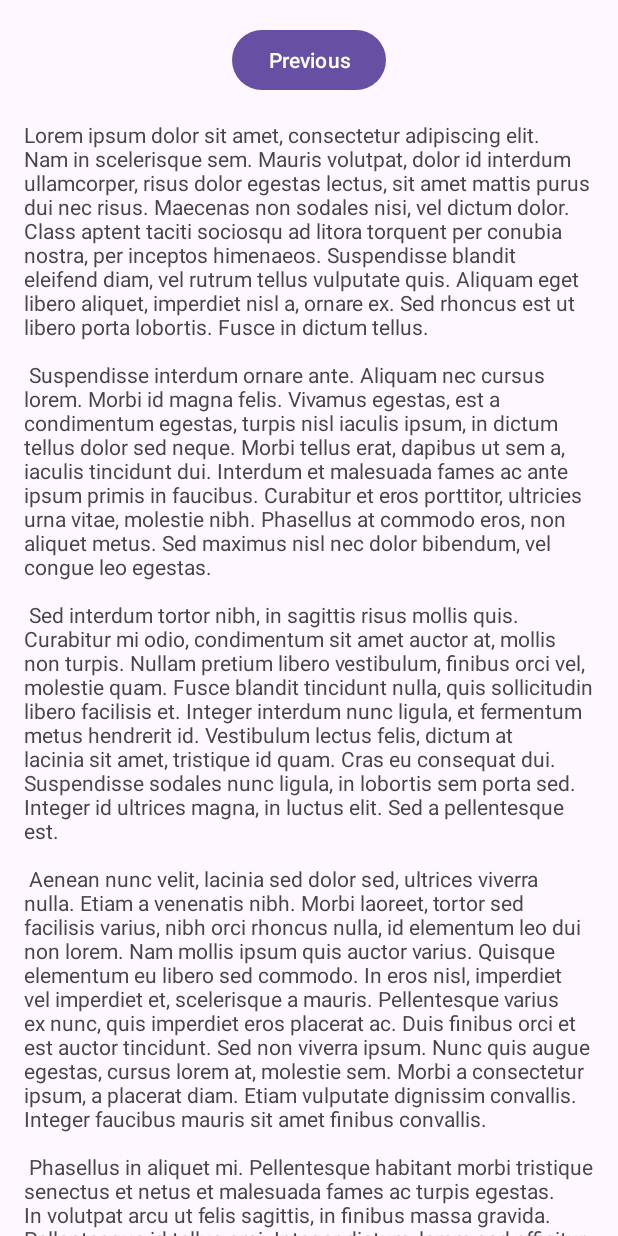
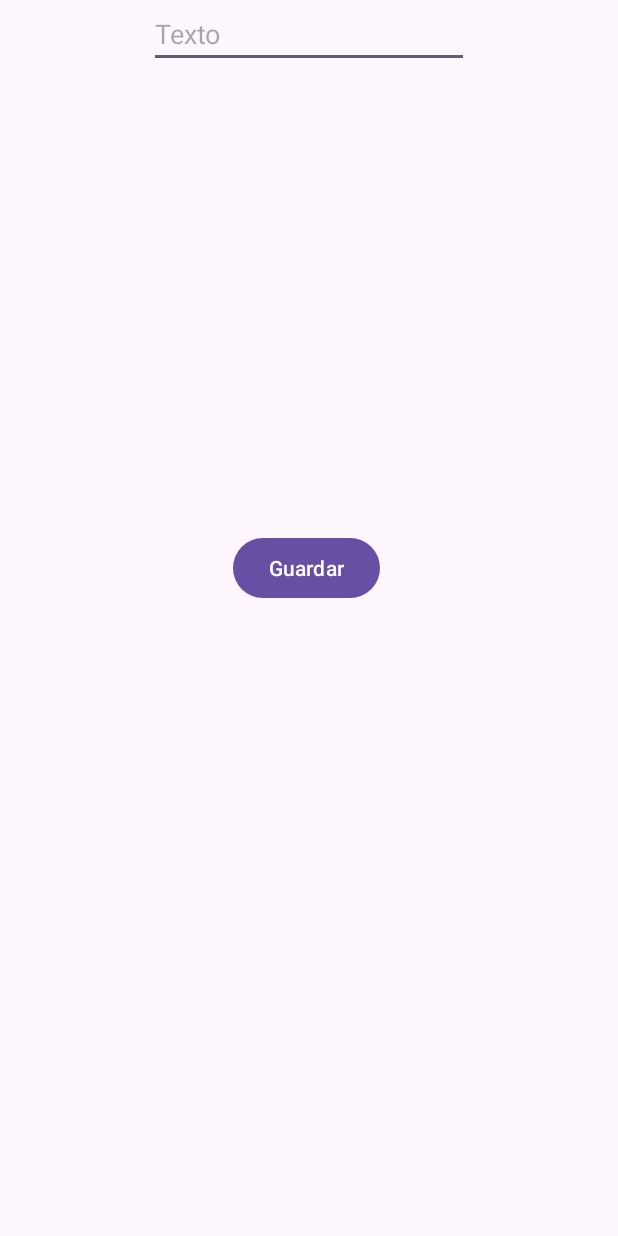
Before and after one commit to 0swald06/M6Room, an Android app: the fragment SecondFragment shown on its own in the app's theme, on a phone screen of 412 x 824 dp. Run offline under Robolectric (Android 15) with nearby library versions, the phone set to English and light mode, and no system bars; 1 statement that could not run was skipped.

Commit message:
Oswaldo Alvarado

```diff
--- a/app/src/main/AndroidManifest.xml
+++ b/app/src/main/AndroidManifest.xml
@@ -13,7 +13,7 @@
         android:theme="@style/Theme.M6Room"
         tools:targetApi="31">
         <activity
-            android:name=".MainActivity"
+            android:name=".View.MainActivity"
             android:exported="true"
             android:label="@string/app_name"
             android:theme="@style/Theme.M6Room">
--- a/app/src/main/java/com/example/m6room/MainActivity.kt
+++ b/app/src/main/java/com/example/m6room/View/MainActivity.kt
@@ -1,4 +1,4 @@
-package com.example.m6room
+package com.example.m6room.View
 
 import android.os.Bundle
 import com.google.android.material.snackbar.Snackbar
@@ -10,6 +10,7 @@ import androidx.navigation.ui.navigateUp
 import androidx.navigation.ui.setupActionBarWithNavController
 import android.view.Menu
 import android.view.MenuItem
+import com.example.m6room.R
 import com.example.m6room.databinding.ActivityMainBinding
 
 class MainActivity : AppCompatActivity() {
--- a/app/src/main/java/com/example/m6room/SecondFragment.kt
+++ b/app/src/main/java/com/example/m6room/View/SecondFragment.kt
@@ -1,4 +1,4 @@
-package com.example.m6room
+package com.example.m6room.View
 
 import android.os.Bundle
 import androidx.fragment.app.Fragment
@@ -6,6 +6,7 @@ import android.view.LayoutInflater
 import android.view.View
 import android.view.ViewGroup
 import androidx.navigation.fragment.findNavController
+import com.example.m6room.R
 import com.example.m6room.databinding.FragmentSecondBinding
 
 /**
--- a/app/src/main/res/layout/activity_main.xml
+++ b/app/src/main/res/layout/activity_main.xml
@@ -5,7 +5,7 @@
     android:layout_width="match_parent"
     android:layout_height="match_parent"
     android:fitsSystemWindows="true"
-    tools:context=".MainActivity">
+    tools:context=".View.MainActivity">
 
     <com.google.android.material.appbar.AppBarLayout
         android:layout_width="match_parent"
--- a/app/src/main/res/layout/fragment_first.xml
+++ b/app/src/main/res/layout/fragment_first.xml
@@ -4,7 +4,7 @@
     xmlns:tools="http://schemas.android.com/tools"
     android:layout_width="match_parent"
     android:layout_height="match_parent"
-    tools:context=".FirstFragment">
+    tools:context=".View.FirstFragment">
 
     <androidx.recyclerview.widget.RecyclerView
         android:id="@+id/recyclerview"
--- a/app/src/main/res/layout/fragment_second.xml
+++ b/app/src/main/res/layout/fragment_second.xml
@@ -1,35 +1,32 @@
 <?xml version="1.0" encoding="utf-8"?>
-<androidx.core.widget.NestedScrollView xmlns:android="http://schemas.android.com/apk/res/android"
+<androidx.constraintlayout.widget.ConstraintLayout xmlns:android="http://schemas.android.com/apk/res/android"
     xmlns:app="http://schemas.android.com/apk/res-auto"
     xmlns:tools="http://schemas.android.com/tools"
     android:layout_width="match_parent"
     android:layout_height="match_parent"
-    tools:context=".SecondFragment">
+    tools:context=".View.SecondFragment">
 
-    <androidx.constraintlayout.widget.ConstraintLayout
-        android:layout_width="match_parent"
-        android:layout_height="match_parent"
-        android:padding="16dp">
+
+    <EditText
+        android:id="@+id/et_description"
+        android:layout_width="wrap_content"
+        android:layout_height="wrap_content"
+        android:ems="10"
+        android:hint="Texto"
+        android:inputType="textPersonName"
+        app:layout_constraintEnd_toEndOf="parent"
+        app:layout_constraintStart_toStartOf="parent" />
 
     <Button
-            android:id="@+id/button_second"
+        android:id="@+id/btnsave"
         android:layout_width="wrap_content"
         android:layout_height="wrap_content"
-            android:text="@string/previous"
-            app:layout_constraintBottom_toTopOf="@id/textview_second"
-            app:layout_constraintEnd_toEndOf="parent"
-            app:layout_constraintStart_toStartOf="parent"
-            app:layout_constraintTop_toTopOf="parent" />
-
-        <TextView
-            android:id="@+id/textview_second"
-            android:layout_width="wrap_content"
-            android:layout_height="wrap_content"
-            android:layout_marginTop="16dp"
-            android:text="@string/lorem_ipsum"
+        android:layout_marginEnd="3dp"
+        android:layout_marginBottom="112dp"
+        android:text="Guardar"
         app:layout_constraintBottom_toBottomOf="parent"
         app:layout_constraintEnd_toEndOf="parent"
         app:layout_constraintStart_toStartOf="parent"
-            app:layout_constraintTop_toBottomOf="@id/button_second" />
+        app:layout_constraintTop_toBottomOf="@+id/et_description" />
+
 </androidx.constraintlayout.widget.ConstraintLayout>
-</androidx.core.widget.NestedScrollView>
--- a/app/src/main/res/menu/menu_main.xml
+++ b/app/src/main/res/menu/menu_main.xml
@@ -1,7 +1,7 @@
 <menu xmlns:android="http://schemas.android.com/apk/res/android"
     xmlns:app="http://schemas.android.com/apk/res-auto"
     xmlns:tools="http://schemas.android.com/tools"
-    tools:context="com.example.m6room.MainActivity">
+    tools:context="com.example.m6room.View.MainActivity">
     <item
         android:id="@+id/action_settings"
         android:orderInCategory="100"
--- a/app/src/main/res/navigation/nav_graph.xml
+++ b/app/src/main/res/navigation/nav_graph.xml
@@ -7,7 +7,7 @@
 
     <fragment
         android:id="@+id/FirstFragment"
-        android:name="com.example.m6room.FirstFragment"
+        android:name="com.example.m6room.View.FirstFragment"
         android:label="@string/first_fragment_label"
         tools:layout="@layout/fragment_first">
 
@@ -17,7 +17,7 @@
     </fragment>
     <fragment
         android:id="@+id/SecondFragment"
-        android:name="com.example.m6room.SecondFragment"
+        android:name="com.example.m6room.View.SecondFragment"
         android:label="@string/second_fragment_label"
         tools:layout="@layout/fragment_second">
 
```
Also changed, not shown: app/src/main/java/com/example/m6room/FirstFragment.kt (deleted, +0 -44 lines), app/src/main/java/com/example/m6room/Model/Database/TextoDatabase.kt (renamed from app/src/main/java/com/example/m6room/Model/Database/Database.kt, +4 -4 lines), app/src/main/java/com/example/m6room/Model/TextoAdapter.kt (added, +57 -0 lines), app/src/main/java/com/example/m6room/Model/TextoRepository.kt (added, +26 -0 lines), app/src/main/java/com/example/m6room/View/FirstFragment.kt (added, +113 -0 lines), app/src/main/java/com/example/m6room/ViewModel/TextoViewModel.kt (+46 -1 lines), app/src/main/res/layout/itemtexto.xml (added, +24 -0 lines). Lines whose indentation alone changed are shown as unchanged.
